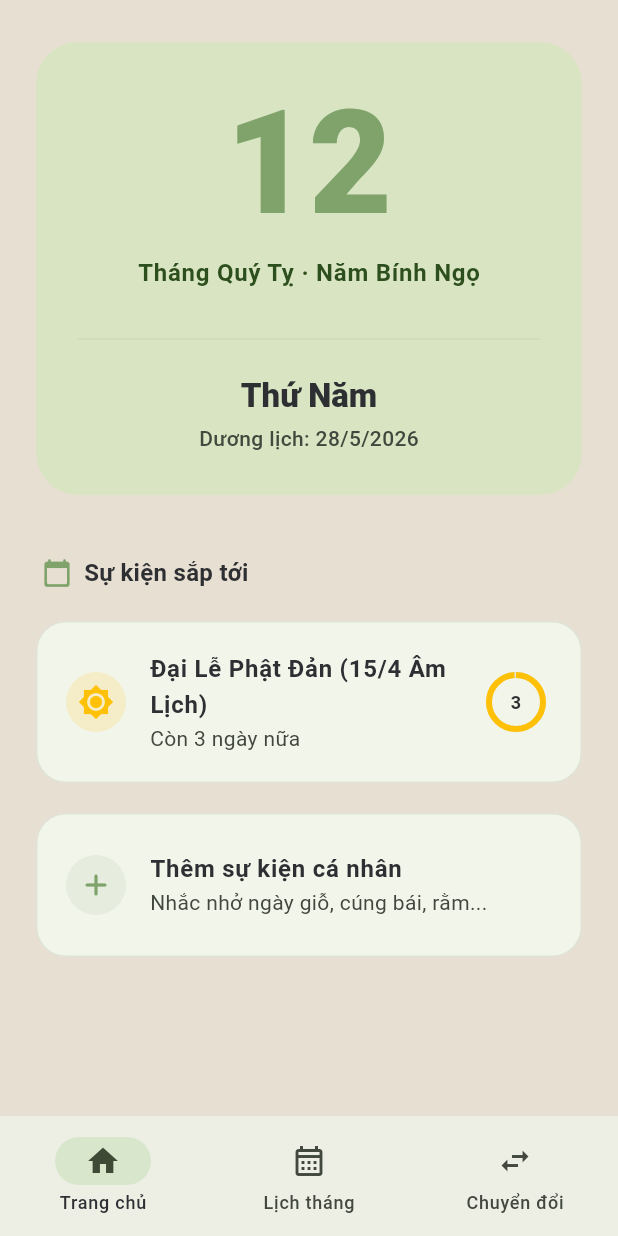
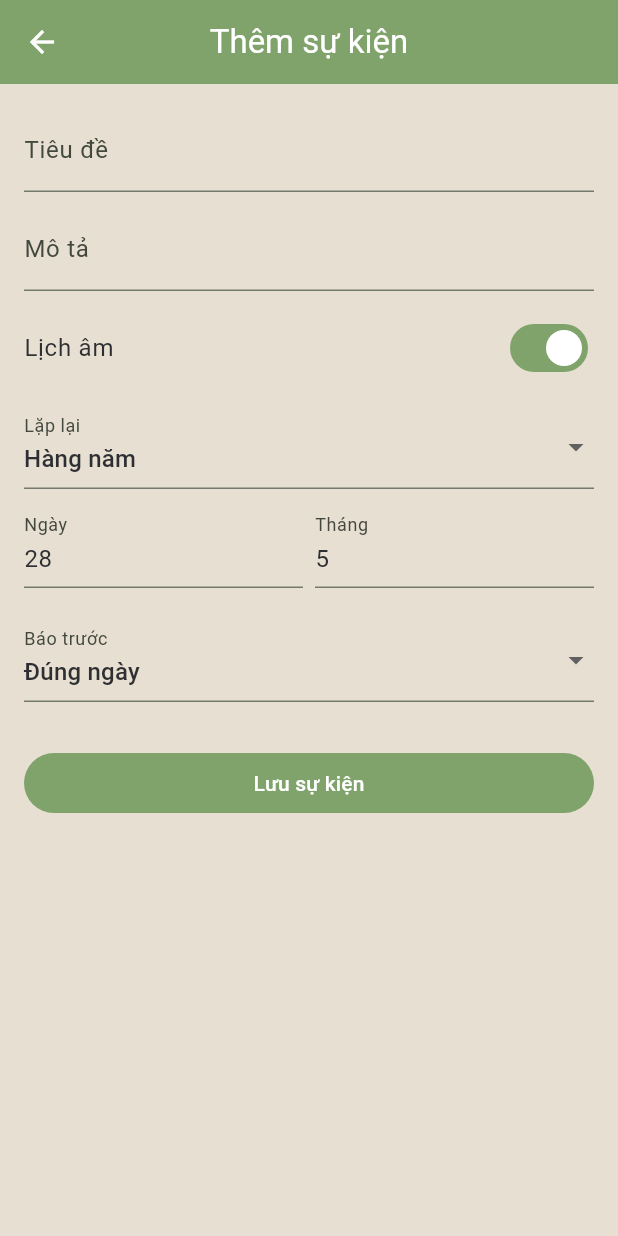
Before and after one commit to hongducdev/nhatnguyet, a Flutter app: the screen it shows after launch, after a tap on "Thêm sự kiện cá nhân", on a phone screen of 412 x 824 dp. Run offline on Flutter 3.47's test engine with Material 3 defaults, Android fonts, the phone set to English and light mode, and no system bars; our stand-ins replace google_fonts, shared_preferences; missing offline and left inert: home_widget.

Commit message:
feat(personal_events): add personal event management system
Add shared_preferences package for persistent local event storage
Create PersonalEvent data model with repeat schedules, lunar/solar dates, and reminder settings
Implement PersonalEventService for loading, saving, and deleting events
Add new screens for creating personal events and viewing the full event list
Update main bottom navigation to include the events tab
Fix indexed stack out-of-bounds issue in main navigation
Update macOS plugin registration for shared_preferences
Integrate event creation flow from the home screen's reminder shortcut

```diff
--- /dev/null
+++ b/lib/models/personal_event.dart
@@ -0,0 +1,57 @@
+enum EventRepeat {
+  none,
+  monthly, // Lặp hàng tháng
+  yearly, // Lặp hàng năm
+}
+
+class PersonalEvent {
+  final String id;
+  final String title;
+  final String description;
+  final bool isLunar;
+  final int day;
+  final int? month; // Null nếu là lặp hàng tháng
+  final int? year; // Null nếu lặp hàng năm
+  final EventRepeat repeat;
+  final int remindDaysBefore; // Báo trước mấy ngày
+
+  PersonalEvent({
+    required this.id,
+    required this.title,
+    required this.description,
+    required this.isLunar,
+    required this.day,
+    this.month,
+    this.year,
+    this.repeat = EventRepeat.yearly,
+    this.remindDaysBefore = 0,
+  });
+
+  Map<String, dynamic> toJson() {
+    return {
+      'id': id,
+      'title': title,
+      'description': description,
+      'isLunar': isLunar,
+      'day': day,
+      'month': month,
+      'year': year,
+      'repeat': repeat.index,
+      'remindDaysBefore': remindDaysBefore,
+    };
+  }
+
+  factory PersonalEvent.fromJson(Map<String, dynamic> json) {
+    return PersonalEvent(
+      id: json['id'] ?? '',
+      title: json['title'] ?? '',
+      description: json['description'] ?? '',
+      isLunar: json['isLunar'] ?? false,
+      day: json['day'] ?? 1,
+      month: json['month'],
+      year: json['year'],
+      repeat: EventRepeat.values[json['repeat'] ?? 2],
+      remindDaysBefore: json['remindDaysBefore'] ?? 0,
+    );
+  }
+}
--- /dev/null
+++ b/lib/screens/add_personal_event_screen.dart
@@ -0,0 +1,142 @@
+import 'package:flutter/material.dart';
+import '../models/personal_event.dart';
+import '../services/personal_event_service.dart';
+
+class AddPersonalEventScreen extends StatefulWidget {
+  const AddPersonalEventScreen({super.key});
+
+  @override
+  State<AddPersonalEventScreen> createState() => _AddPersonalEventScreenState();
+}
+
+class _AddPersonalEventScreenState extends State<AddPersonalEventScreen> {
+  final _titleCtrl = TextEditingController();
+  final _descCtrl = TextEditingController();
+  final _dayCtrl = TextEditingController();
+  final _monthCtrl = TextEditingController();
+  final _yearCtrl = TextEditingController();
+
+  bool _isLunar = true;
+  EventRepeat _repeat = EventRepeat.yearly;
+  int _remindDaysBefore = 0;
+
+  @override
+  void initState() {
+    super.initState();
+    final now = DateTime.now();
+    _dayCtrl.text = '${now.day}';
+    _monthCtrl.text = '${now.month}';
+  }
+
+  @override
+  void dispose() {
+    _titleCtrl.dispose();
+    _descCtrl.dispose();
+    _dayCtrl.dispose();
+    _monthCtrl.dispose();
+    _yearCtrl.dispose();
+    super.dispose();
+  }
+
+  Future<void> _save() async {
+    final day = int.tryParse(_dayCtrl.text.trim());
+    final month = _repeat == EventRepeat.monthly ? null : int.tryParse(_monthCtrl.text.trim());
+    final year = _repeat == EventRepeat.none ? int.tryParse(_yearCtrl.text.trim()) : null;
+
+    if (_titleCtrl.text.trim().isEmpty || day == null) return;
+    if (_repeat != EventRepeat.monthly && month == null) return;
+
+    final event = PersonalEvent(
+      id: DateTime.now().microsecondsSinceEpoch.toString(),
+      title: _titleCtrl.text.trim(),
+      description: _descCtrl.text.trim(),
+      isLunar: _isLunar,
+      day: day,
+      month: month,
+      year: year,
+      repeat: _repeat,
+      remindDaysBefore: _remindDaysBefore,
+    );
+    await PersonalEventService.addEvent(event);
+    if (!mounted) return;
+    Navigator.pop(context, true);
+  }
+
+  @override
+  Widget build(BuildContext context) {
+    return Scaffold(
+      appBar: AppBar(title: const Text('Thêm sự kiện')),
+      body: ListView(
+        padding: const EdgeInsets.all(16),
+        children: [
+          TextField(controller: _titleCtrl, decoration: const InputDecoration(labelText: 'Tiêu đề')),
+          const SizedBox(height: 10),
+          TextField(controller: _descCtrl, decoration: const InputDecoration(labelText: 'Mô tả')),
+          const SizedBox(height: 10),
+          SwitchListTile(
+            value: _isLunar,
+            onChanged: (v) => setState(() => _isLunar = v),
+            title: Text(_isLunar ? 'Lịch âm' : 'Lịch dương'),
+            contentPadding: EdgeInsets.zero,
+          ),
+          const SizedBox(height: 10),
+          DropdownButtonFormField<EventRepeat>(
+            initialValue: _repeat,
+            decoration: const InputDecoration(labelText: 'Lặp lại'),
+            items: const [
+              DropdownMenuItem(value: EventRepeat.none, child: Text('Không lặp (Một lần)')),
+              DropdownMenuItem(value: EventRepeat.yearly, child: Text('Hàng năm')),
+              DropdownMenuItem(value: EventRepeat.monthly, child: Text('Hàng tháng')),
+            ],
+            onChanged: (v) => setState(() => _repeat = v!),
+          ),
+          const SizedBox(height: 10),
+          Row(
+            children: [
+              Expanded(
+                child: TextField(
+                  controller: _dayCtrl,
+                  keyboardType: TextInputType.number,
+                  decoration: const InputDecoration(labelText: 'Ngày'),
+                ),
+              ),
+              const SizedBox(width: 8),
+              if (_repeat != EventRepeat.monthly)
+                Expanded(
+                  child: TextField(
+                    controller: _monthCtrl,
+                    keyboardType: TextInputType.number,
+                    decoration: const InputDecoration(labelText: 'Tháng'),
+                  ),
+                ),
+              if (_repeat == EventRepeat.none) ...[
+                const SizedBox(width: 8),
+                Expanded(
+                  child: TextField(
+                    controller: _yearCtrl,
+                    keyboardType: TextInputType.number,
+                    decoration: const InputDecoration(labelText: 'Năm'),
+                  ),
+                ),
+              ]
+            ],
+          ),
+          const SizedBox(height: 20),
+          DropdownButtonFormField<int>(
+            initialValue: _remindDaysBefore,
+            decoration: const InputDecoration(labelText: 'Báo trước'),
+            items: const [
+              DropdownMenuItem(value: 0, child: Text('Đúng ngày')),
+              DropdownMenuItem(value: 1, child: Text('Trước 1 ngày')),
+              DropdownMenuItem(value: 3, child: Text('Trước 3 ngày')),
+              DropdownMenuItem(value: 7, child: Text('Trước 7 ngày')),
+            ],
+            onChanged: (v) => setState(() => _remindDaysBefore = v!),
+          ),
+          const SizedBox(height: 30),
+          FilledButton(onPressed: _save, child: const Text('Lưu sự kiện')),
+        ],
+      ),
+    );
+  }
+}
--- a/lib/screens/home_screen.dart
+++ b/lib/screens/home_screen.dart
@@ -4,6 +4,8 @@ import '../models/lunar_date.dart';
 import '../services/lunar_converter.dart';
 import '../services/home_widget_service.dart';
 import '../widgets/circular_wavy_progress.dart';
+import 'add_personal_event_screen.dart';
+import 'personal_events_screen.dart';
 
 class HomeScreen extends StatefulWidget {
   const HomeScreen({super.key});
@@ -262,8 +264,17 @@ class _HomeScreenState extends State<HomeScreen> {
                     style: TextStyle(fontWeight: FontWeight.bold),
                   ),
                   subtitle: const Text('Nhắc nhở ngày giỗ, cúng bái, rằm...'),
-                  onTap: () {
-                    // Feature left for now and developed further later
+                  onTap: () async {
+                    final created = await Navigator.push<bool>(
+                      context,
+                      MaterialPageRoute(builder: (_) => const AddPersonalEventScreen()),
+                    );
+                    if (created == true && context.mounted) {
+                      Navigator.push(
+                        context,
+                        MaterialPageRoute(builder: (_) => const PersonalEventsScreen()),
+                      );
+                    }
                   },
                 ),
               ),
--- a/lib/screens/main_navigation_screen.dart
+++ b/lib/screens/main_navigation_screen.dart
@@ -3,6 +3,7 @@ import 'package:flutter/material.dart';
 import 'home_screen.dart';
 import 'month_calendar_screen.dart';
 import 'date_converter_screen.dart';
+import 'personal_events_screen.dart';
 
 class MainNavigationScreen extends StatefulWidget {
   const MainNavigationScreen({super.key});
@@ -18,13 +19,15 @@ class _MainNavigationScreenState extends State<MainNavigationScreen> {
     HomeScreen(),
     MonthCalendarScreen(),
     DateConverterScreen(),
+    PersonalEventsScreen(),
   ];
 
   @override
   Widget build(BuildContext context) {
+    final safeIndex = _currentIndex.clamp(0, _screens.length - 1);
     return Scaffold(
       body: IndexedStack(
-        index: _currentIndex,
+        index: safeIndex,
         children: _screens,
       ),
       bottomNavigationBar: NavigationBar(
@@ -50,6 +53,11 @@ class _MainNavigationScreenState extends State<MainNavigationScreen> {
             selectedIcon: Icon(Icons.swap_horiz),
             label: 'Chuyển đổi',
           ),
+          NavigationDestination(
+            icon: Icon(Icons.event_outlined),
+            selectedIcon: Icon(Icons.event),
+            label: 'Sự kiện',
+          ),
         ],
       ),
     );
--- /dev/null
+++ b/lib/screens/personal_events_screen.dart
@@ -0,0 +1,91 @@
+import 'package:flutter/material.dart';
+import '../models/personal_event.dart';
+import '../services/personal_event_service.dart';
+
+class PersonalEventsScreen extends StatefulWidget {
+  const PersonalEventsScreen({super.key});
+
+  @override
+  State<PersonalEventsScreen> createState() => _PersonalEventsScreenState();
+}
+
+class _PersonalEventsScreenState extends State<PersonalEventsScreen> with SingleTickerProviderStateMixin {
+  late TabController _tabController;
+  List<PersonalEvent> _events = [];
+
+  @override
+  void initState() {
+    super.initState();
+    _tabController = TabController(length: 2, vsync: this);
+    _load();
+  }
+
+  Future<void> _load() async {
+    final events = await PersonalEventService.loadEvents();
+    setState(() => _events = events);
+  }
+
+  @override
+  Widget build(BuildContext context) {
+    final solarEvents = _events.where((e) => !e.isLunar).toList();
+    final lunarEvents = _events.where((e) => e.isLunar).toList();
+
+    // Sắp xếp theo thứ tự ngày tăng dần
+    solarEvents.sort((a, b) => a.day.compareTo(b.day));
+    lunarEvents.sort((a, b) => a.day.compareTo(b.day));
+
+    return Scaffold(
+      appBar: AppBar(
+        title: const Text('Sự kiện cá nhân'),
+        bottom: TabBar(
+          controller: _tabController,
+          tabs: const [Tab(text: 'Lịch dương'), Tab(text: 'Lịch âm')],
+        ),
+      ),
+      body: TabBarView(
+        controller: _tabController,
+        children: [
+          _buildList(solarEvents),
+          _buildList(lunarEvents),
+        ],
+      ),
+    );
+  }
+
+  Widget _buildList(List<PersonalEvent> events) {
+    if (events.isEmpty) return const Center(child: Text('Không có sự kiện'));
+    return ListView.separated(
+      padding: const EdgeInsets.all(12),
+      itemCount: events.length,
+      separatorBuilder: (context, index) => const SizedBox(height: 8),
+      itemBuilder: (context, i) {
+        final e = events[i];
+
+        String dateText = '';
+        if (e.repeat == EventRepeat.monthly) {
+          dateText = 'Ngày ${e.day} hàng tháng';
+        } else if (e.repeat == EventRepeat.yearly) {
+          dateText = 'Ngày ${e.day}/${e.month} hàng năm';
+        } else {
+          dateText = 'Ngày ${e.day}/${e.month}/${e.year}';
+        }
+
+        String remindText = e.remindDaysBefore == 0 ? 'Đúng ngày' : 'Báo trước ${e.remindDaysBefore} ngày';
+
+        return Card(
+          child: ListTile(
+            title: Text(e.title),
+            subtitle: Text('$dateText · $remindText${e.description.isEmpty ? '' : ' · ${e.description}'}'),
+            trailing: IconButton(
+              icon: const Icon(Icons.delete_outline),
+              onPressed: () async {
+                await PersonalEventService.removeEvent(e.id);
+                _load();
+              },
+            ),
+          ),
+        );
+      },
+    );
+  }
+}
--- /dev/null
+++ b/lib/services/personal_event_service.dart
@@ -0,0 +1,31 @@
+import 'dart:convert';
+import 'package:shared_preferences/shared_preferences.dart';
+import '../models/personal_event.dart';
+
+class PersonalEventService {
+  static const String _key = 'personal_events';
+
+  static Future<List<PersonalEvent>> loadEvents() async {
+    final prefs = await SharedPreferences.getInstance();
+    final jsonList = prefs.getStringList(_key) ?? [];
+    return jsonList.map((e) => PersonalEvent.fromJson(jsonDecode(e))).toList();
+  }
+
+  static Future<void> saveEvents(List<PersonalEvent> events) async {
+    final prefs = await SharedPreferences.getInstance();
+    final jsonList = events.map((e) => jsonEncode(e.toJson())).toList();
+    await prefs.setStringList(_key, jsonList);
+  }
+
+  static Future<void> addEvent(PersonalEvent event) async {
+    final events = await loadEvents();
+    events.add(event);
+    await saveEvents(events);
+  }
+
+  static Future<void> removeEvent(String id) async {
+    final events = await loadEvents();
+    events.removeWhere((e) => e.id == id);
+    await saveEvents(events);
+  }
+}
--- a/pubspec.yaml
+++ b/pubspec.yaml
@@ -36,6 +36,7 @@ dependencies:
   cupertino_icons: ^1.0.8
   google_fonts: ^8.1.0
   home_widget: ^0.7.0
+  shared_preferences: ^2.5.5
 
 
 dev_dependencies:
```
Also changed, not shown: pubspec.lock, 1 other file.
